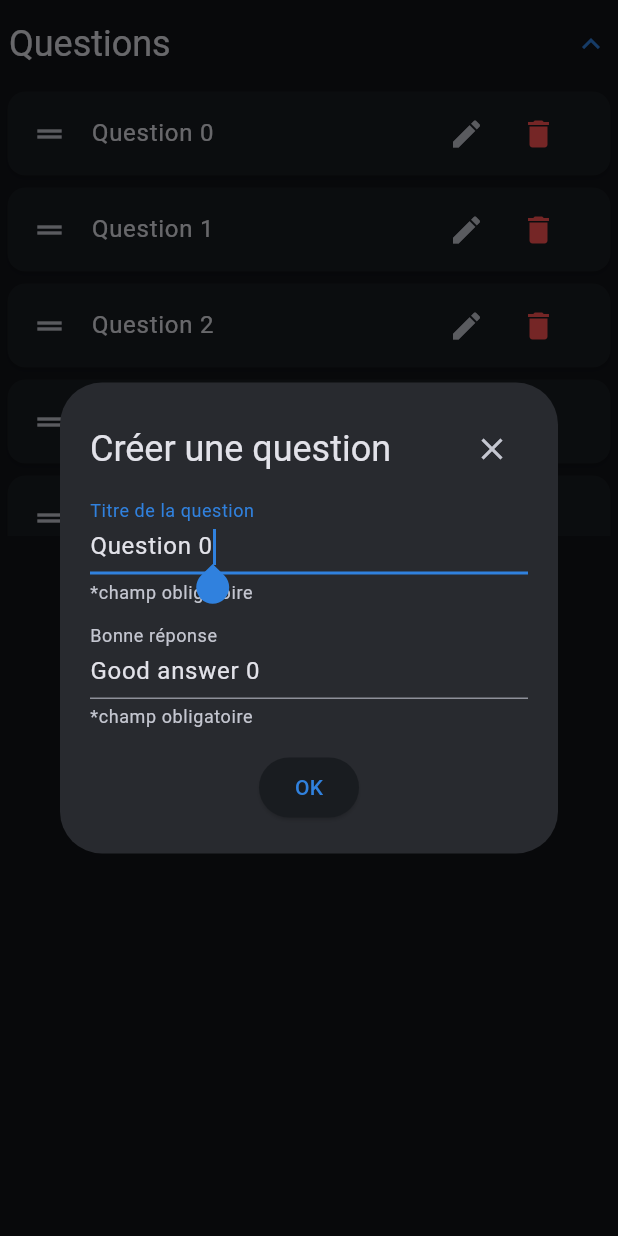
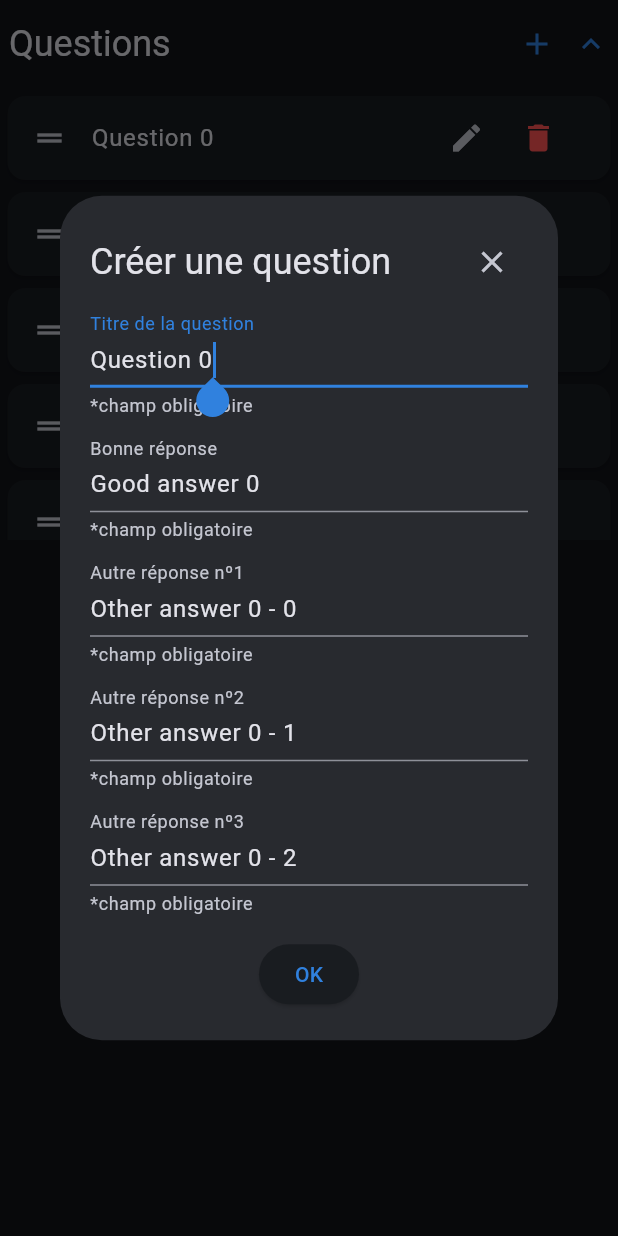
Before and after one commit to alexleboucher/make_your_quiz, a Flutter app: the QuestionsSection widget shown alone on an empty page, opened directly, after a tap on "Questions", after a tap on the "edit" icon, on a phone screen of 412 x 824 dp. Run offline on Flutter 3.47's test engine with Material 2 defaults, Android fonts, the phone set to English and light mode, and no system bars; our stand-ins replace beamer, equatable, flutter_bloc, google_fonts, hydrated_bloc; Roboto replaces fonts that are missing (Ubuntu).

Commit message:
Added other answers fields and added add button on Question section

```diff
--- a/lib/settings/view/question_form.dart
+++ b/lib/settings/view/question_form.dart
@@ -13,6 +13,12 @@ abstract class _Validators {
   static String? goodAnswerValidator(String? value) {
     return FormUtil.isNullOrEmpty(value)
         ? 'La bonne réponse doit être renseignée'
+        : null;
+  }
+
+  static String? otherAnswerValidator(String? value, int index) {
+    return FormUtil.isNullOrEmpty(value)
+        ? "L'autre réponse nº${index + 1} doit être renseignée"
         : null;
   }
 }
@@ -37,16 +43,27 @@ class _QuestionFormState extends State<QuestionForm> {
     validator: _Validators.goodAnswerValidator,
   );
 
+  final _otherAnswersControllers = List.generate(
+    3,
+    (index) => TextEditingFieldController(
+      validator: (value) => _Validators.otherAnswerValidator(value, index),
+    ),
+  );
+
   bool _isValid = false;
 
   @override
   void initState() {
-    super.initState();
     if (widget.question != null) {
       _titleController.controller.text = widget.question!.title;
       _goodAnswerController.controller.text = widget.question!.goodAnswer;
+      for (var i = 0; i < widget.question!.otherAnswers.length; i++) {
+        _otherAnswersControllers[i].controller.text =
+            widget.question!.otherAnswers[i];
+      }
     }
     checkFormValid();
+    super.initState();
   }
 
   @override
@@ -93,6 +110,18 @@ class _QuestionFormState extends State<QuestionForm> {
             ),
           ),
           const SizedBox(height: 15),
+          for (var i = 0; i < _otherAnswersControllers.length; i++) ...[
+            TextFormField(
+              autovalidateMode: AutovalidateMode.onUserInteraction,
+              controller: _otherAnswersControllers[i].controller,
+              validator: _otherAnswersControllers[i].validator,
+              decoration: InputDecoration(
+                labelText: 'Autre réponse nº${i + 1}',
+                helperText: '*champ obligatoire',
+              ),
+            ),
+            const SizedBox(height: 15)
+          ],
           ElevatedButton(
             onPressed: _isValid ? () {} : null,
             child: const Text('OK'),
--- a/lib/settings/view/questions_section.dart
+++ b/lib/settings/view/questions_section.dart
@@ -11,7 +11,26 @@ class QuestionsSection extends StatefulWidget {
   State<QuestionsSection> createState() => _QuestionsSectionState();
 }
 
-class _QuestionsSectionState extends State<QuestionsSection> {
+class _QuestionsSectionState extends State<QuestionsSection>
+    with SingleTickerProviderStateMixin {
+  static final Animatable<double> _easeInTween =
+      CurveTween(curve: Curves.easeIn);
+  static final Animatable<double> _halfTween =
+      Tween<double>(begin: 0, end: 0.5);
+
+  late AnimationController _animationController;
+  late Animation<double> _iconTurns;
+
+  @override
+  void initState() {
+    _animationController = AnimationController(
+      duration: const Duration(milliseconds: 200),
+      vsync: this,
+    );
+    _iconTurns = _animationController.drive(_halfTween.chain(_easeInTween));
+    super.initState();
+  }
+
   final List<Question> _items = List<Question>.generate(
     15,
     (int index) => Question(
@@ -34,7 +53,31 @@ class _QuestionsSectionState extends State<QuestionsSection> {
         typo: Typo.headlineSmall,
         style: GoogleFonts.ubuntu(fontWeight: FontWeight.w400),
       ),
+      trailing: Row(
+        mainAxisSize: MainAxisSize.min,
+        children: [
+          IconButton(
+            onPressed: () => showDialog<dynamic>(
+              context: context,
+              builder: (BuildContext context) => const QuestionDialog(),
+            ),
+            icon: const Icon(Icons.add),
+          ),
+          RotationTransition(
+            turns: _iconTurns,
+            child: const Icon(Icons.expand_more),
+          ),
+        ],
+      ),
+      onExpansionChanged: (isExpanded) {
+        if (isExpanded) {
+          _animationController.forward();
+        } else {
+          _animationController.reverse();
+        }
+      },
       children: [
+        const SizedBox(height: 3),
         Container(
           constraints: const BoxConstraints(maxHeight: 300),
           child: ReorderableListView(
```
